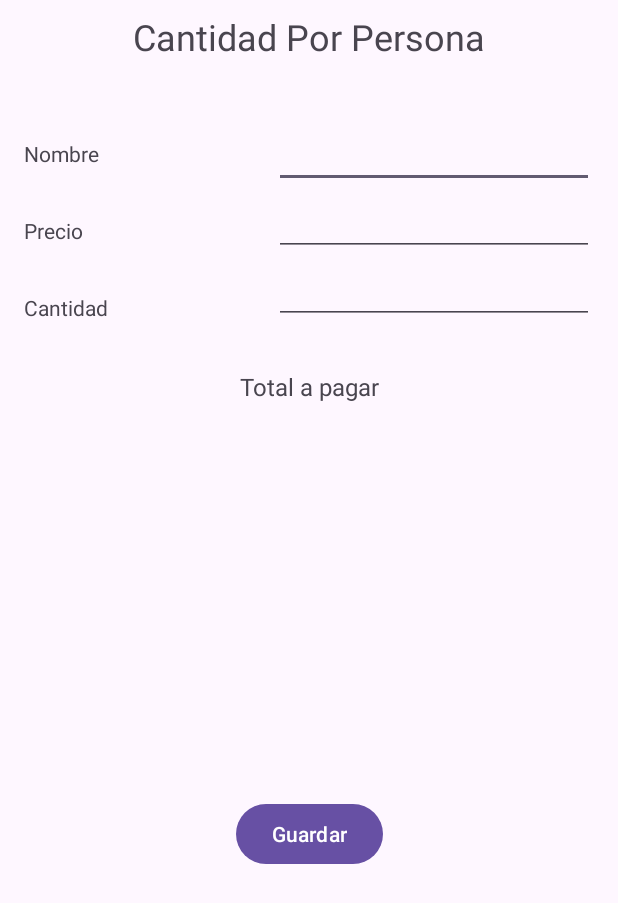
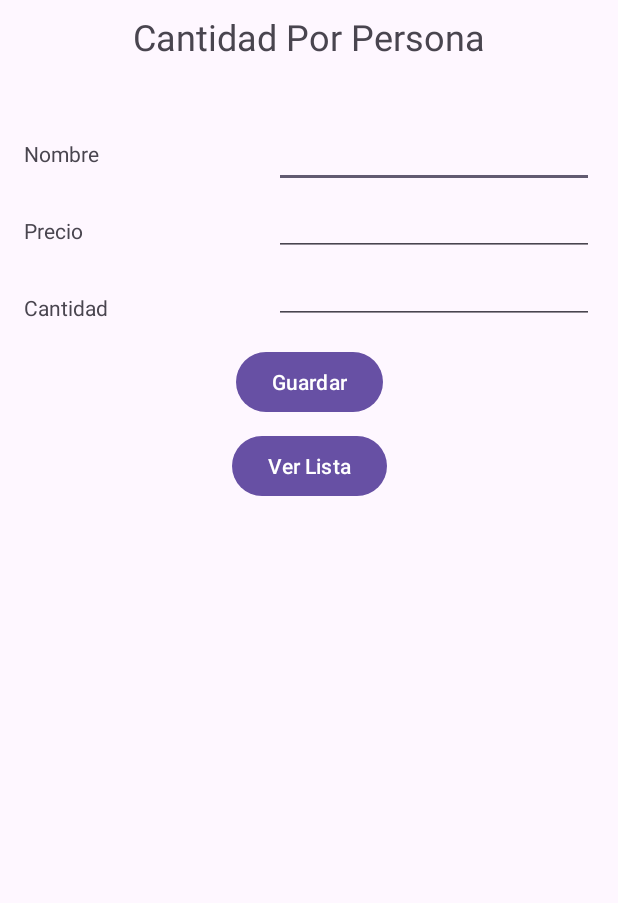
Before and after one commit to Scariu/ConsumoPP, an Android app: the screen it shows after launch (MainActivity), on a phone screen of 412 x 824 dp. Shown: the top 903 px of the screen. Run offline under Robolectric (Android 15) with nearby library versions, the light colour scheme and no system bars.

Commit message:
Se crea navegacion de First a Second fragment.

```diff
--- a/app/src/main/java/com/example/consumopp/presentation/FirstFragmentAgregar.kt
+++ b/app/src/main/java/com/example/consumopp/presentation/FirstFragmentAgregar.kt
@@ -6,6 +6,7 @@ import android.view.LayoutInflater
 import android.view.View
 import android.view.ViewGroup
 import androidx.fragment.app.activityViewModels
+import androidx.navigation.fragment.findNavController
 import com.example.consumopp.R
 import com.example.consumopp.data.local.Elemento
 import com.example.consumopp.databinding.FragmentFirstAgregarBinding
@@ -27,6 +28,9 @@ class FirstFragmentAgregar : Fragment() {
         binding.btnGuardar.setOnClickListener {
             getData()
         }
+        binding.btnLista.setOnClickListener{
+            findNavController().navigate(R.id.action_firstFragmentAgregar_to_secondFragmentList)
+        }
     }
 
     private fun getData() {
--- a/app/src/main/res/layout/fragment_first_agregar.xml
+++ b/app/src/main/res/layout/fragment_first_agregar.xml
@@ -88,35 +88,30 @@
         app:layout_constraintStart_toStartOf="parent"
         app:layout_constraintTop_toTopOf="parent" />
 
-    <TextView
-        android:id="@+id/tvSubTitleTotal"
+    <Button
+        android:id="@+id/btnGuardar"
         android:layout_width="wrap_content"
         android:layout_height="wrap_content"
-        android:layout_marginTop="32dp"
-        android:text="Total a pagar"
-        android:textSize="16sp"
+        android:layout_marginStart="8dp"
+        android:layout_marginTop="16dp"
+        android:layout_marginEnd="8dp"
+        android:text="Guardar"
         app:layout_constraintEnd_toEndOf="parent"
         app:layout_constraintStart_toStartOf="parent"
         app:layout_constraintTop_toBottomOf="@+id/tvCantidadElemento" />
 
-    <TextView
-        android:id="@+id/tvTotal"
+    <Button
+        android:id="@+id/btnLista"
         android:layout_width="wrap_content"
         android:layout_height="wrap_content"
+        android:layout_marginStart="8dp"
         android:layout_marginTop="8dp"
-        app:layout_constraintEnd_toEndOf="parent"
-        app:layout_constraintStart_toStartOf="parent"
-        app:layout_constraintTop_toBottomOf="@+id/tvSubTitleTotal" />
-
-    <Button
-        android:id="@+id/btnGuardar"
-        android:layout_width="wrap_content"
-        android:layout_height="wrap_content"
-        android:layout_marginTop="8dp"
+        android:layout_marginEnd="8dp"
         android:layout_marginBottom="16dp"
-        android:text="Guardar"
+        android:text="Ver Lista"
         app:layout_constraintBottom_toBottomOf="parent"
         app:layout_constraintEnd_toEndOf="parent"
         app:layout_constraintStart_toStartOf="parent"
-        app:layout_constraintTop_toBottomOf="@+id/tvTotal" />
+        app:layout_constraintTop_toBottomOf="@+id/btnGuardar"
+        app:layout_constraintVertical_bias="0.0" />
 </androidx.constraintlayout.widget.ConstraintLayout>
--- a/app/src/main/res/navigation/nav_graph.xml
+++ b/app/src/main/res/navigation/nav_graph.xml
@@ -9,5 +9,14 @@
         android:id="@+id/firstFragmentAgregar"
         android:name="com.example.consumopp.presentation.FirstFragmentAgregar"
         android:label="fragment_first_agregar"
-        tools:layout="@layout/fragment_first_agregar" />
+        tools:layout="@layout/fragment_first_agregar" >
+        <action
+            android:id="@+id/action_firstFragmentAgregar_to_secondFragmentList"
+            app:destination="@id/secondFragmentList" />
+    </fragment>
+    <fragment
+        android:id="@+id/secondFragmentList"
+        android:name="com.example.consumopp.presentation.SecondFragmentList"
+        android:label="fragment_second_list"
+        tools:layout="@layout/fragment_second_list" />
 </navigation>
```
